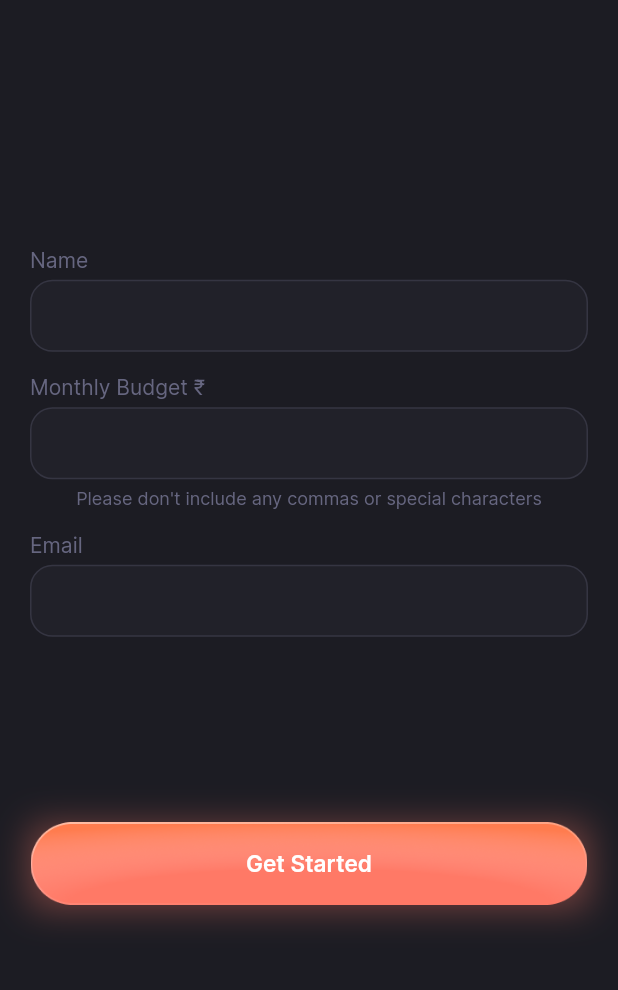
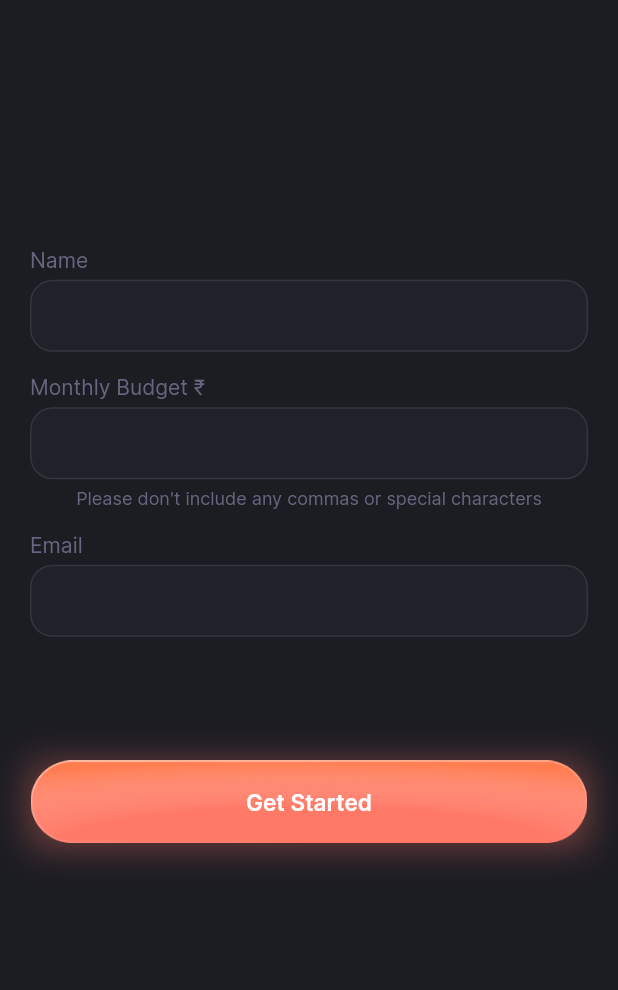
Before and after one commit to adiyadav123/budget_buddy_, a Flutter app: the ConfigPage screen opened directly, after a tap on "Get Started", on a phone screen of 412 x 824 dp, the part 111-1101 px from its top. Run offline on Flutter 3.47's test engine with Material 3 defaults, Android fonts, the phone set to English and light mode, and no system bars; our stand-ins replace card_swiper, carousel_slider, dotted_border, firebase_auth, firebase_core, flutter_local_notifications and 10 more; missing offline and left inert: calendar_agenda, dart:ffi; accounts and stored records are empty; generated files the repository leaves out were written again.

Commit message:
Update image paths and adjust button heights

```diff
--- a/lib/local_notification.dart
+++ b/lib/local_notification.dart
@@ -113,8 +113,7 @@ class NotificationService {
     await notificationsPlugin.initialize(initializationSettings);
     await checkNotificationPermission();
     await checkExactAlarmNotificationPermission();
-    await scheduleDailyNotification(); // Schedule daily notification at 6 AM
-    await scheduleNotificationEvery10Seconds(); // Start sending notifications every 10 seconds
+    await scheduleDailyNotification();
   }
 
   Future<void> scheduleDailyNotification() async {
--- a/lib/views/login/config.dart
+++ b/lib/views/login/config.dart
@@ -188,7 +188,7 @@ class _ConfigPageState extends State<ConfigPage> {
                       ],
                     ),
                     SizedBox(
-                      height: media.height * 0.15,
+                      height: media.height * 0.1,
                     ),
                     PrimaryButton(
                         fontSize: 15,
@@ -231,7 +231,7 @@ class _ConfigPageState extends State<ConfigPage> {
         },
         {
           "name": "Savings",
-          "icon": "assets/img/medicine.png",
+          "icon": "assets/img/saving.png",
           "total_budget": (double.parse(budget) * 0.2).toStringAsFixed(1),
           "spend_amount": "0",
           "left_amount": "${double.parse(budget) * 0.2}",
@@ -255,7 +255,7 @@ class _ConfigPageState extends State<ConfigPage> {
         },
         {
           "name": "Groceries",
-          "icon": "assets/img/store.png",
+          "icon": "assets/img/groceries.png",
           "total_budget": (double.parse(budget) * 0.1).toStringAsFixed(1),
           "spend_amount": "0",
           "left_amount": (double.parse(budget) * 0.1).toStringAsFixed(1),
--- a/lib/views/login/social_config.dart
+++ b/lib/views/login/social_config.dart
@@ -147,7 +147,7 @@ class _SocialConfigPageState extends State<SocialConfigPage> {
                           fontSize: 12,
                         )),
                     SizedBox(
-                      height: media.height * 0.4,
+                      height: media.height * 0.15,
                     ),
                     PrimaryButton(
                         fontSize: 15,
@@ -188,7 +188,7 @@ class _SocialConfigPageState extends State<SocialConfigPage> {
         },
         {
           "name": "Savings",
-          "icon": "assets/img/medicine.png",
+          "icon": "assets/img/saving.png",
           "total_budget": (double.parse(budget) * 0.2).toStringAsFixed(1),
           "spend_amount": "0",
           "left_amount": "${double.parse(budget) * 0.2}",
@@ -212,7 +212,7 @@ class _SocialConfigPageState extends State<SocialConfigPage> {
         },
         {
           "name": "Groceries",
-          "icon": "assets/img/store.png",
+          "icon": "assets/img/groceries.png",
           "total_budget": (double.parse(budget) * 0.1).toStringAsFixed(1),
           "spend_amount": "0",
           "left_amount": (double.parse(budget) * 0.1).toStringAsFixed(1),
```
Also changed, not shown: assets/img/groceries.png (added).
